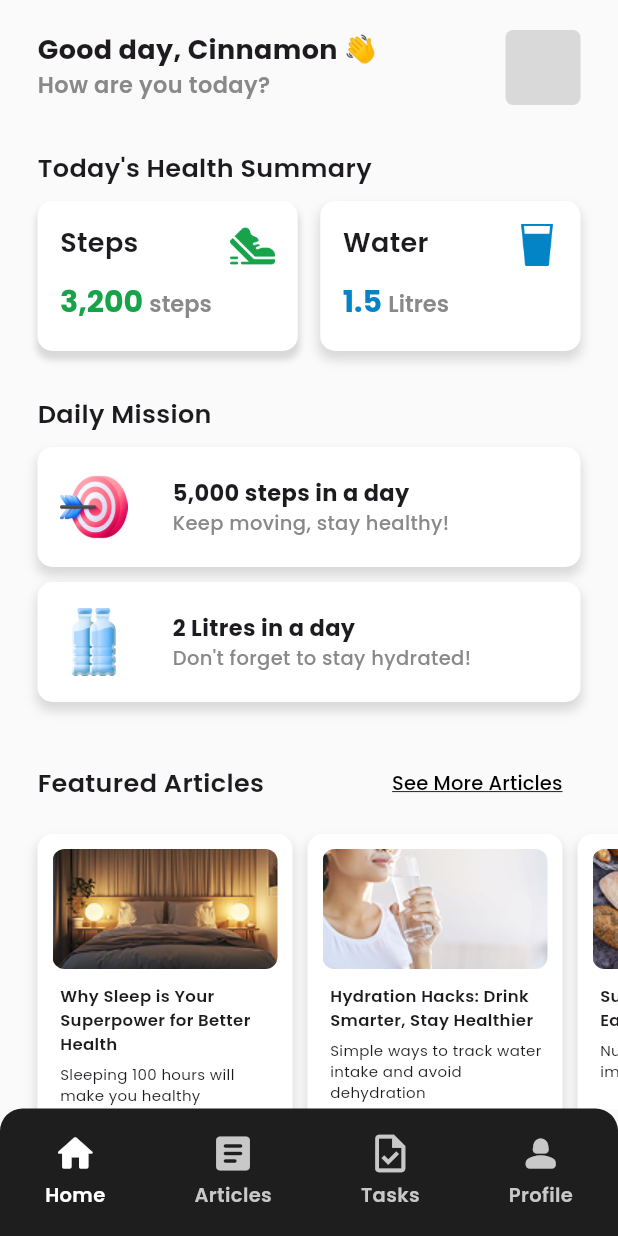
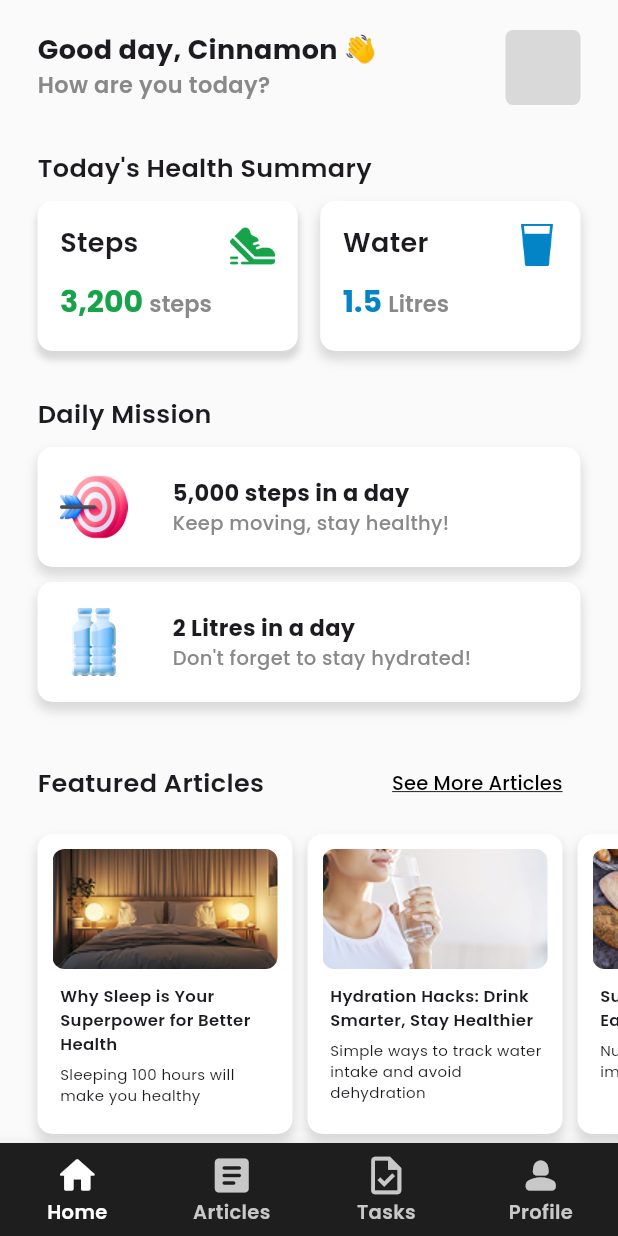
Before and after one commit to evelyn-zhan/health-mobile-app, a Flutter app: the screen it shows after launch, item 2 of the bottom bar chosen, after a tap on the "arrow back ios new" icon, on a phone screen of 412 x 824 dp. Run offline on Flutter 3.47's test engine with Material 3 defaults, Android fonts, the phone set to English and light mode, and no system bars; our stand-ins replace google_fonts.

Commit message:
refactor: bottom navigation

```diff
--- a/lib/components/add_task.dart
+++ b/lib/components/add_task.dart
@@ -21,6 +21,7 @@ class _AddTaskState extends State<AddTask> {
   @override
   Widget build(BuildContext context) {
     return Column(
+      crossAxisAlignment: CrossAxisAlignment.start,
       children: [
         TextField(
           controller: taskTitleC,
@@ -47,7 +48,6 @@ class _AddTaskState extends State<AddTask> {
         SingleChildScrollView(
           scrollDirection: Axis.horizontal,
           child: Row(
-            mainAxisAlignment: MainAxisAlignment.spaceBetween,
             children: [
               ...categories.map((category) {
                 return Row(
@@ -62,7 +62,8 @@ class _AddTaskState extends State<AddTask> {
                         });
                       }
                     ),
-                    Text(category, style: GoogleFonts.poppins(fontSize: 13, fontWeight: FontWeight.w500))
+                    Text(category, style: GoogleFonts.poppins(fontSize: 13, fontWeight: FontWeight.w500)),
+                    SizedBox(width: 12)
                   ]
                 );
               })
--- a/lib/main.dart
+++ b/lib/main.dart
@@ -1,13 +1,17 @@
 import 'package:flutter/material.dart';
+import 'package:google_fonts/google_fonts.dart';
+import 'package:health_mobile_app/providers/page_provider.dart';
 import 'package:health_mobile_app/providers/profile_provider.dart';
 import 'package:provider/provider.dart';
 import 'package:health_mobile_app/providers/todo_provider.dart';
-import 'package:health_mobile_app/screens/home.dart';
 
 void main() {
   runApp(
     MultiProvider(
       providers: [
+        ChangeNotifierProvider(
+          create: (context) => PageProvider(),
+        ),
         ChangeNotifierProvider(
           create: (context) => TodoProvider()
         ),
@@ -20,14 +24,41 @@ void main() {
   );
 }
 
-class MyApp extends StatelessWidget {
+class MyApp extends StatefulWidget {
   const MyApp({super.key});
 
+  @override
+  State<MyApp> createState() => _MyAppState();
+}
+
+class _MyAppState extends State<MyApp> {
   @override
   Widget build(BuildContext context) {
     return MaterialApp(
       debugShowCheckedModeBanner: false,
-      home: Home()
+      home: Scaffold(
+        backgroundColor: Color(0xFFFAFAFA),
+        body: SafeArea(
+          child: context.read<PageProvider>().page[context.watch<PageProvider>().pageIndex]
+        ),
+        bottomNavigationBar: BottomNavigationBar(
+          type: BottomNavigationBarType.fixed,
+          iconSize: 30,
+          backgroundColor: Color(0xFF1E1E1E),
+          unselectedItemColor: Color(0xFFC8C8C8),
+          selectedItemColor: Colors.white,
+          unselectedLabelStyle: GoogleFonts.poppins(fontSize: 13, fontWeight: FontWeight.w600),
+          selectedLabelStyle: GoogleFonts.poppins(fontSize: 13, fontWeight: FontWeight.w600),
+          currentIndex: context.watch<PageProvider>().pageIndex,
+          onTap: (int index) => context.read<PageProvider>().changePage(index),
+          items: [
+            BottomNavigationBarItem(icon: Icon(Icons.home_rounded), label: "Home"),
+            BottomNavigationBarItem(icon: Icon(Icons.article_rounded), label: "Articles"),
+            BottomNavigationBarItem(icon: Icon(Icons.task_outlined), label: "Tasks"),
+            BottomNavigationBarItem(icon: Icon(Icons.person_2_rounded), label: "Profile"),
+          ]
+        )
+      )
     );
   }
 }
--- /dev/null
+++ b/lib/providers/page_provider.dart
@@ -0,0 +1,15 @@
+import 'package:flutter/material.dart';
+import 'package:health_mobile_app/screens/articles.dart';
+import 'package:health_mobile_app/screens/home.dart';
+import 'package:health_mobile_app/screens/profile.dart';
+import 'package:health_mobile_app/screens/todo.dart';
+
+class PageProvider with ChangeNotifier {
+  int pageIndex = 0;
+  List<Widget> page = [Home(), Articles(), ToDo(), Profile()];
+
+  void changePage(int index) {
+    pageIndex = index;
+    notifyListeners();
+  }
+}
--- a/lib/screens/articles.dart
+++ b/lib/screens/articles.dart
@@ -3,8 +3,9 @@ import 'dart:convert';
 import 'package:flutter/services.dart';
 import 'package:google_fonts/google_fonts.dart';
 import 'package:health_mobile_app/components/filter_article_chip.dart';
-import 'package:health_mobile_app/components/navbar.dart';
 import 'package:health_mobile_app/components/article_card.dart';
+import 'package:health_mobile_app/providers/page_provider.dart';
+import 'package:provider/provider.dart';
 
 class Articles extends StatefulWidget {
   const Articles({super.key});
@@ -53,27 +54,23 @@ class _ArticlesState extends State<Articles> {
       } else {
         selectedCategory.remove(category["category"]);
       }
-      print(selectedCategory);
     });
   }
 
   @override
   Widget build(BuildContext context) {
-    return Scaffold(
-      backgroundColor: Color(0xFFFAFAFA),
-      body: SafeArea(
-        child: Column(
+    return Column(
         children: [
           Expanded(
             child: SingleChildScrollView(
               scrollDirection: Axis.vertical,
               child: Padding(
-                  padding: EdgeInsets.fromLTRB(10, 20, 10, 45),
+                padding: EdgeInsets.symmetric(horizontal: 10, vertical: 20),
                 child: Column(
                   crossAxisAlignment: CrossAxisAlignment.start,
                   children: [
                     IconButton(
-                        onPressed: () => Navigator.pop(context),
+                      onPressed: () => context.read<PageProvider>().changePage(0),
                       style: IconButton.styleFrom(overlayColor: Colors.transparent),
                       icon: Icon(Icons.arrow_back_ios_new_rounded, color: Colors.black, size: 20)
                     ),
@@ -123,11 +120,8 @@ class _ArticlesState extends State<Articles> {
                 ),
               )
             ),
-            ),
-            Navbar(page: 'Articles')
+          )
         ]
-        ),
-      )
     );
   }
 }
--- a/lib/screens/home.dart
+++ b/lib/screens/home.dart
@@ -1,6 +1,6 @@
 import 'package:flutter/material.dart';
 import 'package:google_fonts/google_fonts.dart';
-import 'package:health_mobile_app/components/navbar.dart';
+import 'package:health_mobile_app/providers/page_provider.dart';
 import 'package:health_mobile_app/providers/profile_provider.dart';
 import 'package:health_mobile_app/screens/articles.dart';
 import 'package:health_mobile_app/components/featured_article_card.dart';
@@ -11,16 +11,13 @@ class Home extends StatelessWidget {
 
   @override
   Widget build(BuildContext context) {
-    return Scaffold(
-      backgroundColor: Color(0xFFFAFAFA),
-      body: SafeArea(
-        child: Column(
+    return Column(
       children: [
         Expanded(
           child: SingleChildScrollView(
             scrollDirection: Axis.vertical,
               child: Padding(
-                  padding: EdgeInsets.fromLTRB(25, 20, 25, 45),
+                padding: EdgeInsets.symmetric(horizontal: 25, vertical: 20),
                 child: Column(
                   crossAxisAlignment: CrossAxisAlignment.start,
                   children: [
@@ -191,9 +188,7 @@ class Home extends StatelessWidget {
                       children: [
                         Text('Featured Articles', style: GoogleFonts.poppins(fontSize: 17, fontWeight: FontWeight.w600)),
                         TextButton(
-                            onPressed: () {
-                              Navigator.push(context, MaterialPageRoute(builder: (context) => Articles()));
-                            },
+                          onPressed: () => context.read<PageProvider>().changePage(1),
                           style: TextButton.styleFrom(overlayColor: Colors.transparent),
                           child: Text('See More Articles', style: GoogleFonts.poppins(color: Colors.black, fontSize: 13, fontWeight: FontWeight.w500, decoration: TextDecoration.underline))
                         )
@@ -229,11 +224,8 @@ class Home extends StatelessWidget {
                 )
               )
           )
-            ),
-            Navbar(page: 'Home')
+        )
       ]
-        )
-      )
     );
   }
 }
```
Also changed, not shown: lib/screens/profile.dart (+6 -14 lines), lib/screens/todo.dart (+5 -11 lines). Lines whose indentation alone changed are shown as unchanged.
